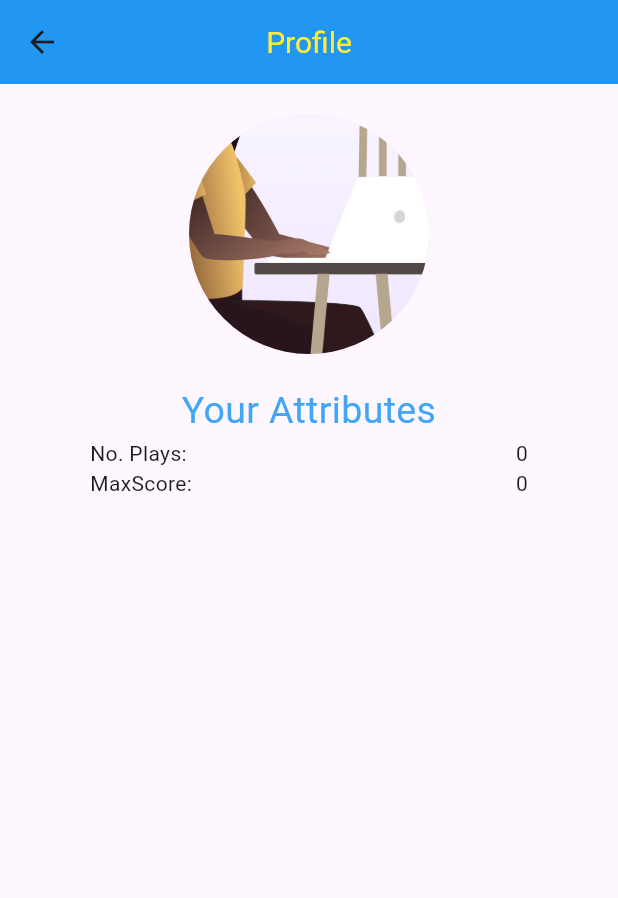
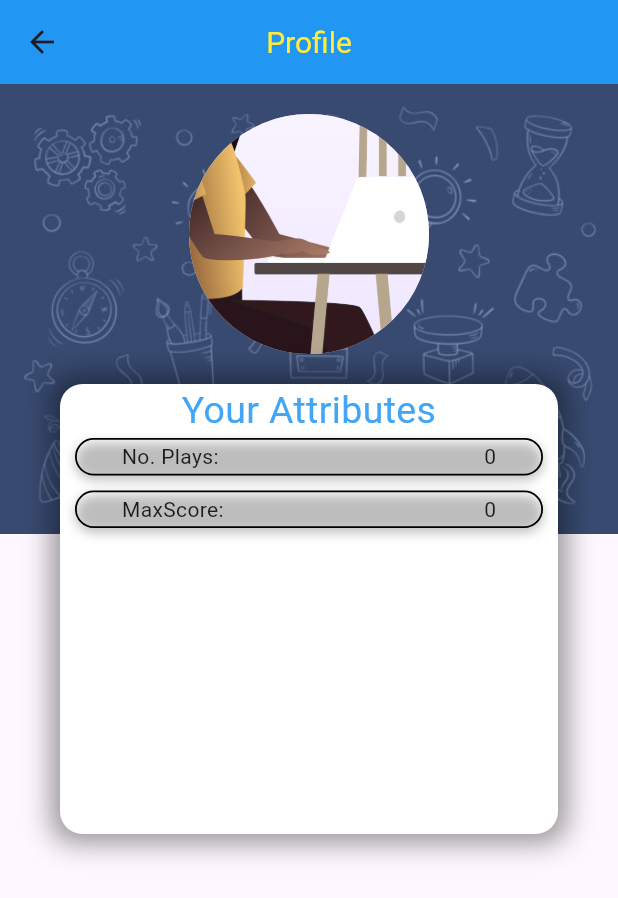
Before and after one commit to viethuynh98/flutter_CK, a Flutter app: the ProFilePage screen opened directly, on a phone screen of 412 x 824 dp. Shown: the top 898 px of the screen. Run offline on Flutter 3.47's test engine with Material 3 defaults, Android fonts, the phone set to English and light mode, and no system bars; our stand-ins replace animated_splash_screen, get, shared_preferences; accounts and stored records are empty.

Commit message:
- update profile page

```diff
--- a/lib/pages/profile_page.dart
+++ b/lib/pages/profile_page.dart
@@ -12,6 +12,7 @@ class _ProFilePageState extends State<ProFilePage> {
   SharedPrefs prefs = SharedPrefs();
   late int score = 0;
   late int playtimes = 0;
+  bool isGet = false;
 
   @override
   void initState() {
@@ -20,6 +21,8 @@ class _ProFilePageState extends State<ProFilePage> {
   }
 
   void getAttributes() async {
+    if (!isGet) {
+      isGet = true;
       prefs.getMaxScore().then((value) {
         score = value ?? 0;
         setState(() {});
@@ -28,6 +31,9 @@ class _ProFilePageState extends State<ProFilePage> {
         playtimes = value ?? 0;
         setState(() {});
       });
+    } else {
+      isGet = false;
+    }
   }
 
   @override
@@ -37,7 +43,25 @@ class _ProFilePageState extends State<ProFilePage> {
       appBar: AppBar(
         title: const Text("Profile"),
       ),
-      body: Padding(
+      body: Stack(
+        children: [
+          Positioned(
+              top: 0.0,
+              left: 0.0,
+              right: 0.0,
+              child: Container(
+                height: 300.0,
+                decoration: const BoxDecoration(
+                  image: DecorationImage(
+                      image: AssetImage("assets/images/quiz_bg_1.png"),
+                      fit: BoxFit.fill),
+                ),
+                child: Container(
+                  padding: const EdgeInsets.only(top: 90.0, left: 20.0),
+                  color: const Color(0xFF3b5999).withOpacity(0.6),
+                ),
+              )),
+          Padding(
             padding: const EdgeInsets.symmetric(horizontal: 20.0)
                 .copyWith(top: 20.0, bottom: 10.0),
             child: Column(
@@ -48,13 +72,45 @@ class _ProFilePageState extends State<ProFilePage> {
                   backgroundImage: AssetImage('assets/images/image1.png'),
                 ),
                 const SizedBox(height: 20.0),
+                Container(
+                  width: MediaQuery.of(context).size.width - 40,
+                  height: 300,
+                  margin: const EdgeInsets.symmetric(horizontal: 20.0),
+                  decoration: BoxDecoration(
+                      color: Colors.white,
+                      borderRadius: BorderRadius.circular(15.0),
+                      boxShadow: [
+                        BoxShadow(
+                          color: Colors.black.withOpacity(0.4),
+                          blurRadius: 15.0,
+                          spreadRadius: 6.0,
+                        ),
+                      ]),
+                  child: Column(
+                    children: [
                       Text(
                         "Your Attributes",
-              style: TextStyle(color: Colors.blue[400], fontSize: 25.0),
+                        style:
+                            TextStyle(color: Colors.blue[400], fontSize: 25.0),
                         textAlign: TextAlign.center,
                       ),
-            Padding(
-              padding: const EdgeInsets.symmetric(horizontal: 40.0),
+                      Container(
+                        margin: const EdgeInsets.symmetric(horizontal: 10.0),
+                        alignment: Alignment.center,
+                        height: 25,
+                        decoration: BoxDecoration(
+                            border: Border.all(color: Colors.black, width: 1.2),
+                            borderRadius:
+                                const BorderRadius.all(Radius.circular(25.0)),
+                            boxShadow: const [
+                              BoxShadow(
+                                offset: Offset(0.0, 3.0),
+                                color: Colors.black26,
+                                blurRadius: 6.0,
+                              )
+                            ]),
+                        child: Padding(
+                          padding: const EdgeInsets.symmetric(horizontal: 30.0),
                           child: Row(
                             mainAxisAlignment: MainAxisAlignment.spaceBetween,
                             children: [
@@ -63,8 +119,25 @@ class _ProFilePageState extends State<ProFilePage> {
                             ],
                           ),
                         ),
-            Padding(
-              padding: const EdgeInsets.symmetric(horizontal: 40.0),
+                      ),
+                      const SizedBox(height: 10.0),
+                      Container(
+                        margin: const EdgeInsets.symmetric(horizontal: 10.0),
+                        alignment: Alignment.center,
+                        height: 25,
+                        decoration: BoxDecoration(
+                            border: Border.all(color: Colors.black, width: 1.2),
+                            borderRadius:
+                                const BorderRadius.all(Radius.circular(25.0)),
+                            boxShadow: const [
+                              BoxShadow(
+                                offset: Offset(0.0, 3.0),
+                                color: Colors.black26,
+                                blurRadius: 6.0,
+                              )
+                            ]),
+                        child: Padding(
+                          padding: const EdgeInsets.symmetric(horizontal: 30.0),
                           child: Row(
                             mainAxisAlignment: MainAxisAlignment.spaceBetween,
                             children: [
@@ -72,10 +145,16 @@ class _ProFilePageState extends State<ProFilePage> {
                               Text("$score"),
                             ],
                           ),
+                        ),
+                      ),
+                    ],
+                  ),
                 )
               ],
             ),
           ),
+        ],
+      ),
     );
   }
 }
--- a/lib/pages/quiz/score_page.dart
+++ b/lib/pages/quiz/score_page.dart
@@ -53,11 +53,11 @@ class _ScorePageState extends State<ScorePage> {
             const SizedBox(height: 40),
             ElevatedButton(
               onPressed: () async {
-                controller.reset();
                 prefs.saveNumOfPlays();
                 // int score = controller.numOfCorrectAns * 10;
                 print(controller.numOfCorrectAns * 10);
                 prefs.saveMaxScore(controller.numOfCorrectAns * 10);
+                controller.reset();
                 Route route = MaterialPageRoute(
                     builder: (context) => HomePage(
                           username: user.username,
```
Lines whose indentation alone changed are shown as unchanged.
